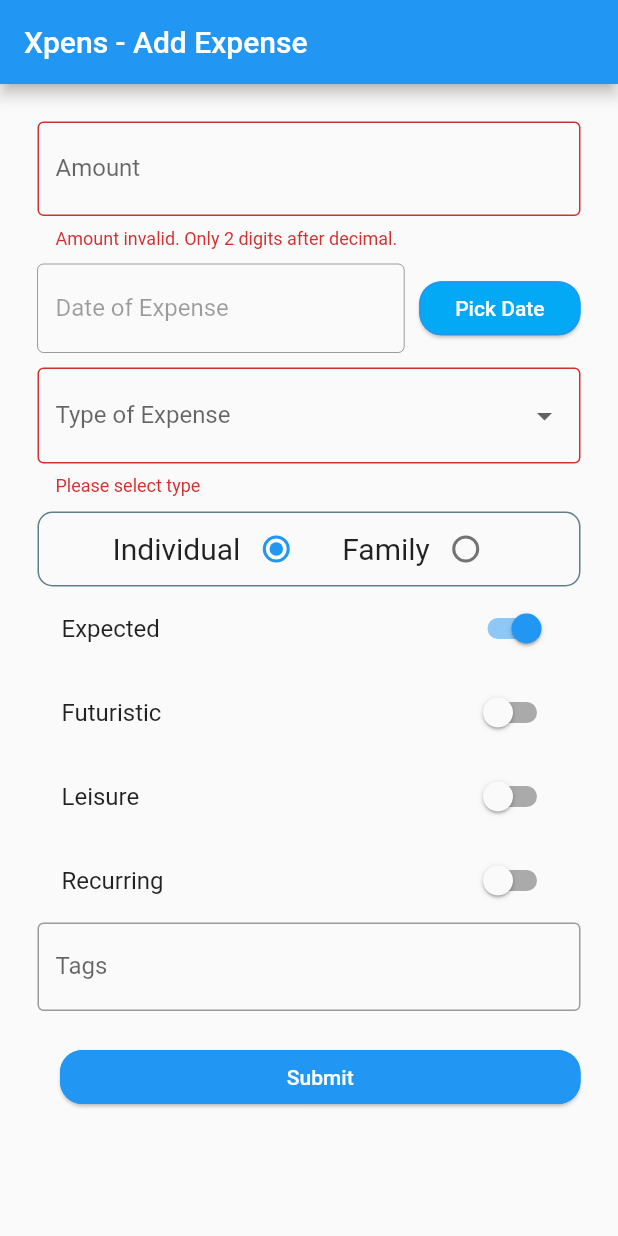
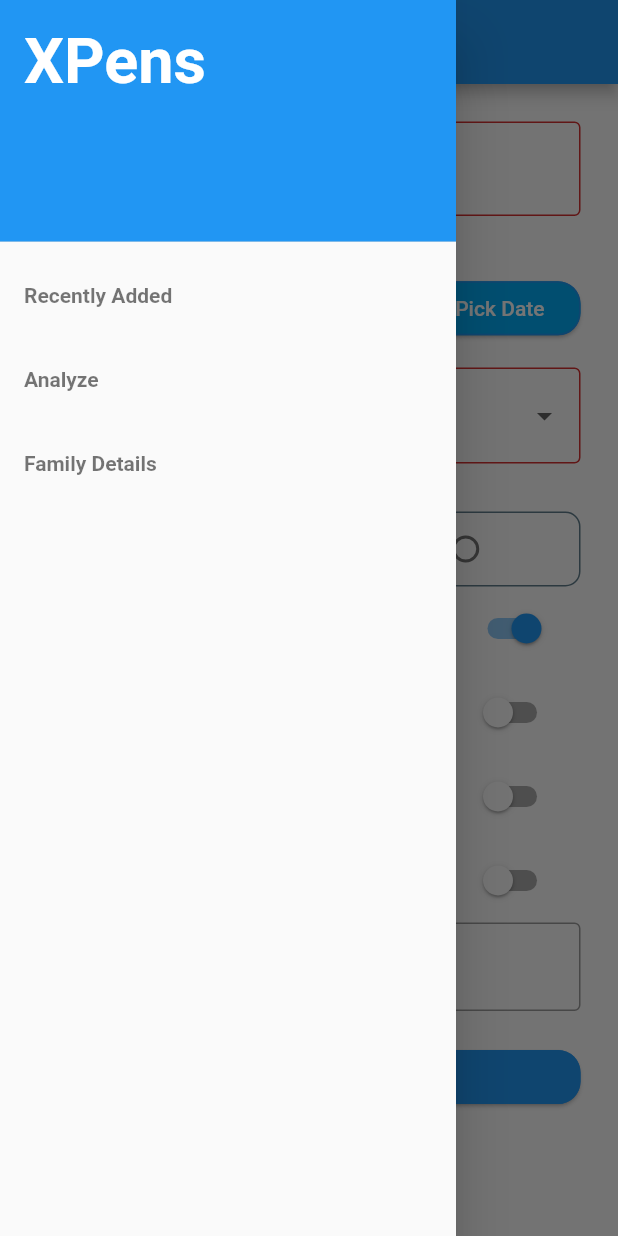
Before and after one commit to partnercloudsupport/xpens-app, a Flutter app: the MyHomePage screen opened directly, with the side drawer open (before the commit the screen has no drawer), on a phone screen of 412 x 824 dp. Run offline on Flutter 3.47's test engine with Material 2 defaults, Android fonts, the phone set to English and light mode, and no system bars; our stand-ins replace google_sign_in.

Commit message:
code updates

```diff
--- /dev/null
+++ b/lib/xpens/commonwidgets/common_drawer.dart
@@ -0,0 +1,79 @@
+import 'package:flutter/material.dart';
+
+class CommonDrawer extends StatelessWidget {
+  @override
+  Widget build(BuildContext context) {
+    return Drawer(
+      // Add a ListView to the drawer. This ensures the user can scroll
+      // through the options in the Drawer if there isn't enough vertical
+      // space to fit everything.
+      child: ListView(
+        // Important: Remove any padding from the ListView.
+        padding: EdgeInsets.zero,
+        children: <Widget>[
+          DrawerHeader(
+            child: Text(
+              'XPens',
+              textScaleFactor: 3,
+              style: TextStyle(
+                fontWeight: FontWeight.bold,
+                color: Colors.white,
+              ),
+            ),
+            decoration: BoxDecoration(
+              color: Colors.blue,
+            ),
+          ),
+          ListTile(
+            title: Text(
+              'Recently Added',
+              textScaleFactor: 1,
+              style: TextStyle(
+                fontWeight: FontWeight.bold,
+                color: Colors.black54,
+              ),
+            ),
+            onTap: () {
+              // Update the state of the app
+              // ...
+              // Then close the drawer
+              Navigator.pop(context);
+            },
+          ),
+          ListTile(
+            title: Text(
+              'Analyze',
+              textScaleFactor: 1,
+              style: TextStyle(
+                fontWeight: FontWeight.bold,
+                color: Colors.black54,
+              ),
+            ),
+            onTap: () {
+              // Update the state of the app
+              // ...
+              // Then close the drawer
+              Navigator.pop(context);
+            },
+          ),
+          ListTile(
+            title: Text(
+              'Family Details',
+              textScaleFactor: 1,
+              style: TextStyle(
+                fontWeight: FontWeight.bold,
+                color: Colors.black54,
+              ),
+            ),
+            onTap: () {
+              // Update the state of the app
+              // ...
+              // Then close the drawer
+              Navigator.pop(context);
+            },
+          ),
+        ],
+      ),
+    );
+  }
+}
--- a/lib/xpens/xpens_main.dart
+++ b/lib/xpens/xpens_main.dart
@@ -3,6 +3,7 @@ import 'dart:async';
 import 'package:flutter/material.dart';
 import 'package:flutter/services.dart';
 import 'package:intl/intl.dart';
+import 'package:xpens/xpens/commonwidgets/common_drawer.dart';
 
 import 'expense.dart';
 import 'expense_service.dart';
@@ -48,11 +49,18 @@ class _MyHomePageState extends State<MyHomePage> {
     'Miscellaneous',
   ];
   String _type = '';
+  bool _expected = true;
+  bool _leisure = false;
+  bool _futuristic = false;
+  bool _recurring = false;
+  int radioValue = 0;
 
   //Contact newContact = new Contact();
   Expense newExpense = new Expense();
-  final TextEditingController _controller = new TextEditingController();
-
+  final TextEditingController _controller = TextEditingController.fromValue(
+    TextEditingValue(
+        text: DateFormat('EEE, M/d/y').format(DateTime.now()).toString()),
+  );
   Future<Null> _chooseDate(
       BuildContext context, String initialDateString) async {
     var now = new DateTime.now();
@@ -158,20 +166,15 @@ class _MyHomePageState extends State<MyHomePage> {
     }
   }
 
-  bool _expected = false;
-  bool _leisure = false;
-  bool _futuristic = false;
-  bool _recurring = false;
-  int radioValue = 0;
-
   @override
   Widget build(BuildContext context) {
-    return new Scaffold(
+    return Scaffold(
       key: _scaffoldKey,
-      appBar: new AppBar(
-        title: new Text(widget.title),
+      drawer: CommonDrawer(),
+      appBar: AppBar(
+        title: Text(widget.title),
       ),
-      body: new SafeArea(
+      body: SafeArea(
         top: false,
         bottom: false,
         child: new Form(
@@ -200,8 +203,7 @@ class _MyHomePageState extends State<MyHomePage> {
                     ),
                   ),
                 ),
-                    keyboardType:
-                        TextInputType.numberWithOptions(decimal: true),
+                keyboardType: TextInputType.numberWithOptions(decimal: true),
                 inputFormatters: [new LengthLimitingTextInputFormatter(9)],
                 validator: (val) => isAmountValid(val)
                     ? null
@@ -267,8 +269,8 @@ class _MyHomePageState extends State<MyHomePage> {
                       ),
                     ),
                     isEmpty: _type == '',
-                        child: new DropdownButtonHideUnderline(
-                          child: new DropdownButton<String>(
+                    child: DropdownButtonHideUnderline(
+                      child: DropdownButton<String>(
                         value: _type,
                         isDense: true,
                         onChanged: (String newValue) {
@@ -279,7 +281,7 @@ class _MyHomePageState extends State<MyHomePage> {
                           });
                         },
                         items: _expenseTypes.map((String value) {
-                              return new DropdownMenuItem<String>(
+                          return DropdownMenuItem<String>(
                             value: value,
                             child: new Text(value),
                           );
@@ -304,8 +306,7 @@ class _MyHomePageState extends State<MyHomePage> {
                       style: BorderStyle.solid,
                       width: 1),
                 ),
-                    child:
-                        Row(mainAxisSize: MainAxisSize.min, children: <Widget>[
+                child: Row(mainAxisSize: MainAxisSize.min, children: <Widget>[
                   Padding(padding: EdgeInsets.all(25)),
                   Text(
                     "Individual",
@@ -334,7 +335,7 @@ class _MyHomePageState extends State<MyHomePage> {
                 ]),
               ),
               SwitchListTile.adaptive(
-                    value: true,
+                value: _expected,
                 onChanged: (bool newValue) {
                   setState(() {
                     _expected = newValue;
@@ -382,8 +383,7 @@ class _MyHomePageState extends State<MyHomePage> {
                   hintText: 'Add comma separated tags',
                   labelText: 'Tags',
                 ),
-                    onSaved: (val) =>
-                        newExpense.extraTags = handleExtraTags(val),
+                onSaved: (val) => newExpense.extraTags = handleExtraTags(val),
               ),
               Container(
                 padding: const EdgeInsets.only(left: 15.0, top: 20.0),
@@ -403,7 +403,9 @@ class _MyHomePageState extends State<MyHomePage> {
                 ),
               ),
             ],
-              ))),
+          ),
+        ),
+      ),
     );
   }
 
```
Also changed, not shown: lib/main.dart (added, +158 -0 lines), pubspec.yaml (+4 -5 lines), 3 other files. Lines whose indentation alone changed are shown as unchanged.
